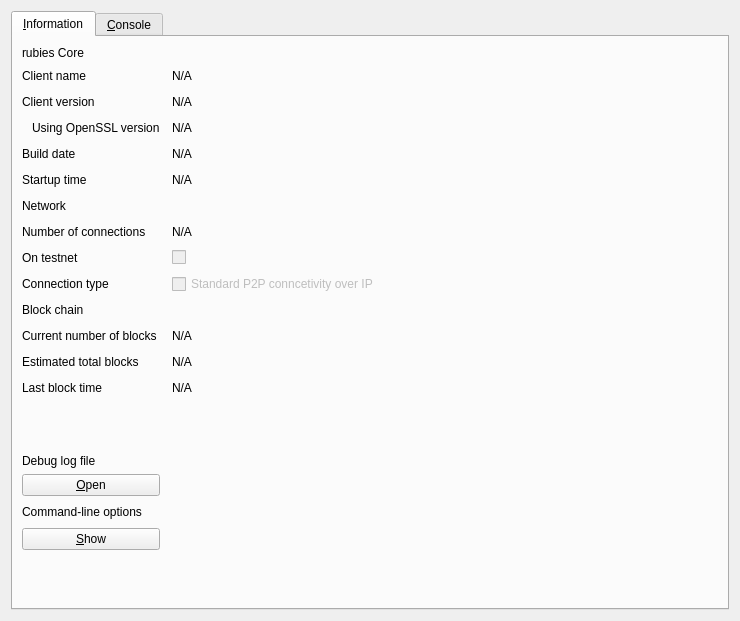
This is src/qt/forms/rpcconsole.ui in uniibu/rubies-core-dev as Qt 5 draws it before an edit. The edited form follows.
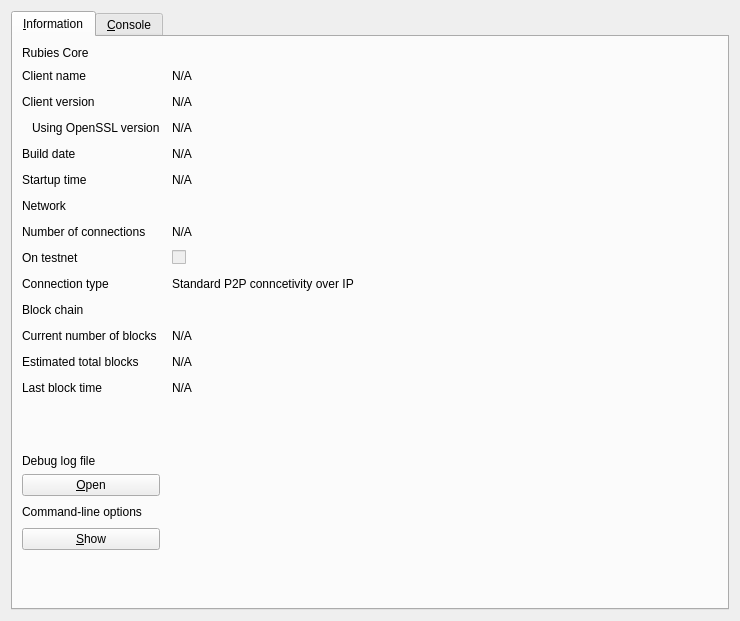
This is the edited form. Icons and pictures are not drawn.

```diff
--- a/src/qt/forms/rpcconsole.ui
+++ b/src/qt/forms/rpcconsole.ui
@@ -579,16 +579,10 @@
         </widget>
        </item>
        <item row="9" column="2">
-        <widget class="QCheckBox" name="isTorProxy">
-         <property name="enabled">
-          <bool>false</bool>
-         </property>
+        <widget class="QLabel" name="isTorProxy">
          <property name="text">
           <string>Standard P2P conncetivity over IP</string>
          </property>
-         <property name="checked">
-          <bool>false</bool>
-         </property>
         </widget>
        </item>
        <item row="3" column="0">
@@ -751,7 +745,7 @@
           </font>
          </property>
          <property name="text">
-          <string>rubies Core</string>
+          <string>Rubies Core</string>
          </property>
         </widget>
        </item>
```
